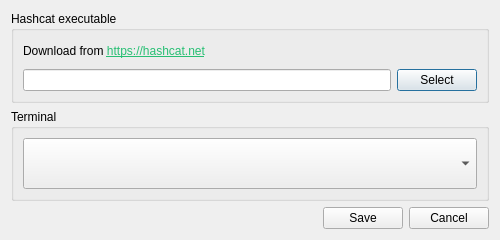
rgroesslinger/hashcat-gui, file src/settingsdialog.ui: the form before one commit.
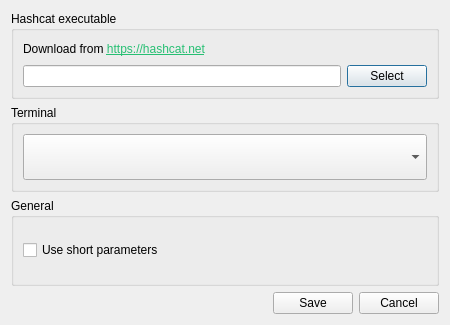
The form after the commit. Icons and pictures are not drawn.

Commit message:
New feature: user-configurable short parameter support
When enabled, short parameters are used when available (e.g., -a instead of --attack-mode).

Replaces SettingsManager::getKey() with a Template-based getKey() for better support of
various data types, more convenient reading of saved settings and compile-time guarantees
of only using valid command line options versus the hard-coded strings used previously.

Example usage for QString:
auto &settings = SettingsManager::instance();
settings.getKey<QString>("SettingsKeyToRead");

Patch:
```diff
--- a/src/settingsdialog.ui
+++ b/src/settingsdialog.ui
@@ -6,26 +6,26 @@
    <rect>
     <x>0</x>
     <y>0</y>
-    <width>500</width>
-    <height>240</height>
+    <width>450</width>
+    <height>325</height>
    </rect>
   </property>
   <property name="sizePolicy">
-   <sizepolicy hsizetype="Fixed" vsizetype="Fixed">
+   <sizepolicy hsizetype="Preferred" vsizetype="Preferred">
     <horstretch>0</horstretch>
     <verstretch>0</verstretch>
    </sizepolicy>
   </property>
   <property name="minimumSize">
    <size>
-    <width>500</width>
-    <height>240</height>
+    <width>450</width>
+    <height>325</height>
    </size>
   </property>
   <property name="maximumSize">
    <size>
-    <width>500</width>
-    <height>240</height>
+    <width>450</width>
+    <height>325</height>
    </size>
   </property>
   <property name="windowTitle">
@@ -38,12 +38,7 @@
   <property name="modal">
    <bool>true</bool>
   </property>
-  <layout class="QGridLayout" name="gridLayout_2">
-   <item row="0" column="0">
-    <layout class="QVBoxLayout" name="verticalLayout">
-     <property name="sizeConstraint">
-      <enum>QLayout::SizeConstraint::SetDefaultConstraint</enum>
-     </property>
+  <layout class="QVBoxLayout" name="verticalLayout_3">
      <item>
       <widget class="QGroupBox" name="groupBox_hc_path">
        <property name="sizePolicy">
@@ -67,8 +62,15 @@
        <property name="checkable">
         <bool>false</bool>
        </property>
-       <layout class="QGridLayout" name="gridLayout">
-        <item row="1" column="0">
+     <layout class="QVBoxLayout" name="verticalLayout">
+      <item>
+       <widget class="QLabel" name="label">
+        <property name="text">
+         <string>&lt;html&gt;&lt;head/&gt;&lt;body&gt;&lt;p&gt;Download from &lt;a href=&quot;https://hashcat.net&quot;&gt;&lt;span style=&quot; text-decoration: underline; color:#27bf73;&quot;&gt;https://hashcat.net&lt;/span&gt;&lt;/a&gt;&lt;/p&gt;&lt;/body&gt;&lt;/html&gt;</string>
+        </property>
+       </widget>
+      </item>
+      <item>
          <layout class="QHBoxLayout" name="horizontalLayout">
           <property name="sizeConstraint">
            <enum>QLayout::SizeConstraint::SetNoConstraint</enum>
@@ -89,13 +91,6 @@
           </item>
          </layout>
         </item>
-        <item row="0" column="0">
-         <widget class="QLabel" name="label">
-          <property name="text">
-           <string>&lt;html&gt;&lt;head/&gt;&lt;body&gt;&lt;p&gt;Download from &lt;a href=&quot;https://hashcat.net&quot;&gt;&lt;span style=&quot; text-decoration: underline; color:#27bf73;&quot;&gt;https://hashcat.net&lt;/span&gt;&lt;/a&gt;&lt;/p&gt;&lt;/body&gt;&lt;/html&gt;</string>
-          </property>
-         </widget>
-        </item>
        </layout>
       </widget>
      </item>
@@ -113,8 +108,8 @@
        <property name="title">
         <string>Terminal</string>
        </property>
-       <layout class="QGridLayout" name="gridLayout_3">
-        <item row="0" column="0">
+     <layout class="QHBoxLayout" name="horizontalLayout_3">
+      <item>
          <widget class="QComboBox" name="comboBox_terminal">
           <property name="enabled">
            <bool>true</bool>
@@ -142,6 +137,28 @@
        </layout>
       </widget>
      </item>
+   <item>
+    <widget class="QGroupBox" name="groupBox_general">
+     <property name="sizePolicy">
+      <sizepolicy hsizetype="Expanding" vsizetype="Preferred">
+       <horstretch>0</horstretch>
+       <verstretch>0</verstretch>
+      </sizepolicy>
+     </property>
+     <property name="title">
+      <string>General</string>
+     </property>
+     <layout class="QVBoxLayout" name="verticalLayout_2">
+      <item>
+       <widget class="QCheckBox" name="checkBox_use_short_parameters">
+        <property name="text">
+         <string>Use short parameters</string>
+        </property>
+       </widget>
+      </item>
+     </layout>
+    </widget>
+   </item>
      <item>
       <layout class="QHBoxLayout" name="horizontalLayout_2">
        <item>
@@ -170,8 +187,6 @@
           <string>Cancel</string>
          </property>
         </widget>
-       </item>
-      </layout>
      </item>
     </layout>
    </item>
```
Lines whose indentation alone changed are shown as unchanged. The commit also changes 9 other files.
